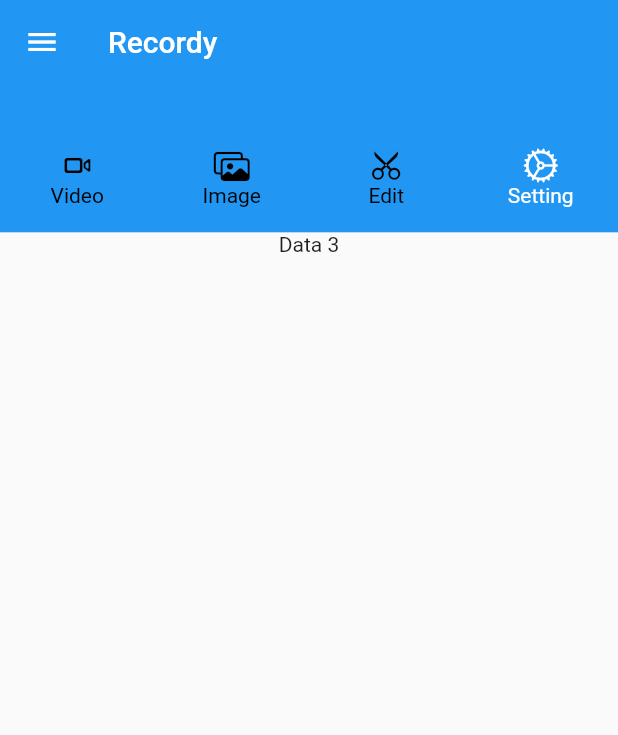
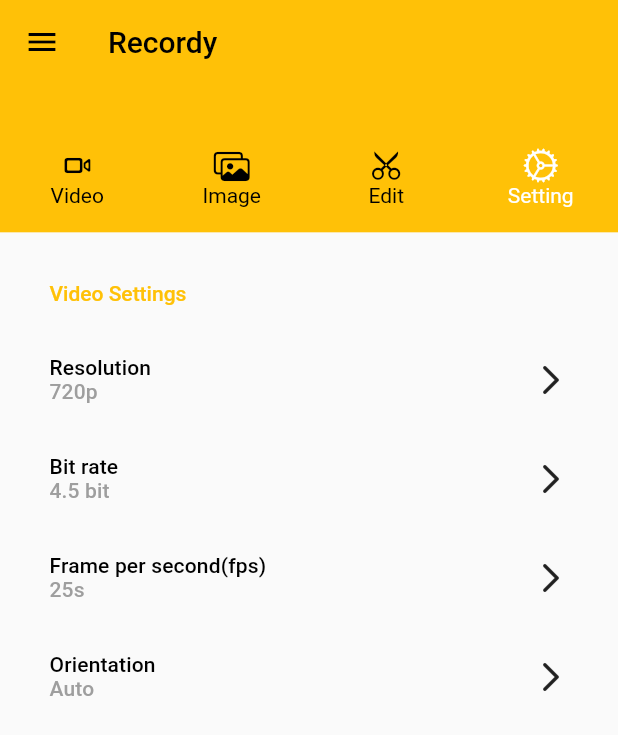
Before and after one commit to armagangok/recordy, a Flutter app: the screen it shows after launch, after a tap on "Image", after a tap on "Edit", after a tap on "Setting", on a phone screen of 412 x 824 dp. Shown: the top 735 px of the screen. Run offline on Flutter 3.47's test engine with Material 2 defaults, Android fonts, the phone set to English and light mode, and no system bars; drawn by our look-alikes of auto_size_text; our stand-ins replace easy_localization, get.

Commit message:
setting view added

```diff
--- a/lib/main.dart
+++ b/lib/main.dart
@@ -16,7 +16,7 @@
       localizationsDelegates: context.localizationDelegates,
       locale: context.locale,
       debugShowCheckedModeBanner: false,
-      theme: ThemeData(primarySwatch: Colors.blue),
+      theme: ThemeData(primarySwatch: Colors.amber),
       home:  HomeView(),
     );
   }
--- a/lib/view/home/home_view.dart
+++ b/lib/view/home/home_view.dart
@@ -4,6 +4,7 @@
 import 'package:flutter/material.dart';
 import 'package:get/get_state_manager/get_state_manager.dart';
 import 'package:get/instance_manager.dart';
+import 'package:recordy/view/setting/setting_view.dart';
 
 import './components/drawer_widget.dart';
 import './controller/tab_controller.dart';
@@ -17,6 +18,7 @@
 
   @override
   Widget build(BuildContext context) {
+    final height = context.height(1);
     return Scaffold(
       drawer: const DrawerWidget(),
       appBar: AppBar(
@@ -29,7 +31,7 @@
       body: Column(
         children: [
           Container(
-            color: Colors.blue,
+            color: context.primaryColor,
             height: context.height(0.12),
             width: context.height(1),
             child: Row(
@@ -39,38 +41,30 @@
                 createExpandedItem(
                   CupertinoIcons.video_camera,
                   LocaleKeys.video.tr(),
-                  context,
+                  height,
                   0,
-                  () {
-                    tabBarController.changeIndex(0);
-                  },
+                  () => tabBarController.changeIndex(0),
                 ),
                 createExpandedItem(
                   CupertinoIcons.photo_on_rectangle,
                   LocaleKeys.image.tr(),
-                  context,
+                  height,
                   1,
-                  () {
-                    tabBarController.changeIndex(1);
-                  },
+                  () => tabBarController.changeIndex(1),
                 ),
                 createExpandedItem(
                   CupertinoIcons.scissors_alt,
                   LocaleKeys.edit.tr(),
-                  context,
+                  height,
                   2,
-                  () {
-                    tabBarController.changeIndex(2);
-                  },
+                  () => tabBarController.changeIndex(2),
                 ),
                 createExpandedItem(
                   CupertinoIcons.settings,
                   LocaleKeys.setting.tr(),
-                  context,
+                  height,
                   3,
-                  () {
-                    tabBarController.changeIndex(3);
-                  },
+                  () => tabBarController.changeIndex(3),
                 ),
               ],
             ),
@@ -91,7 +85,7 @@
                         ? const Text("Data 2")
                         : const SizedBox(),
                     tabBarController.currentIndex.value == 3
-                        ? const Text("Data 3")
+                        ? const SettingView()
                         : const SizedBox(),
                   ],
                 );
@@ -108,7 +102,7 @@
   Widget createExpandedItem(
     IconData icon,
     String text,
-    BuildContext context,
+    double height,
     int clickedNumber,
     final Function onTap,
   ) {
@@ -116,8 +110,8 @@
       child: InkWell(
         onTap: () => onTap(),
         child: Container(
-          height: context.height(0.08),
-          color: Colors.blue,
+          height: height * 0.08,
+          color: Colors.amber,
           child: Obx(
             () {
               return Column(
@@ -140,13 +134,6 @@
                               : Colors.black,
                     ),
                   ),
-                  // clickedNumber == tabBarController.currentIndex.value
-                  //     ? Container(
-                  //         width: context.width(0.15),
-                  //         height: 2,
-                  //         color: Colors.white,
-                  //       )
-                  //     : const Center(),
                 ],
               );
             },
--- /dev/null
+++ b/lib/view/setting/components/setting_item.dart
@@ -0,0 +1,50 @@
+import 'package:flutter/material.dart';
+
+import '../../../core/extension/context_extension.dart';
+
+class SettingItem extends StatelessWidget {
+  final String text;
+  final Widget icon;
+  final Function onPressed;
+  final String data;
+
+  const SettingItem({
+    Key? key,
+    required this.text,
+    this.icon = const Icon(Icons.arrow_forward_ios_rounded),
+    required this.onPressed,
+    required this.data,
+  }) : super(key: key);
+
+  @override
+  Widget build(BuildContext context) {
+    return InkWell(
+      onTap: () => onPressed(),
+      child: Row(
+        mainAxisAlignment: MainAxisAlignment.spaceBetween,
+        children: [
+          SizedBox(
+            height: context.height(0.08),
+            child: Column(
+              mainAxisAlignment: MainAxisAlignment.center,
+              crossAxisAlignment: CrossAxisAlignment.start,
+              children: [
+                Text(
+                  text,
+                  style: context.textTheme.titleSmall,
+                ),
+                Text(
+                  data,
+                  style: context.textTheme.subtitle2!.copyWith(
+                    color: Colors.grey,
+                  ),
+                ),
+              ],
+            ),
+          ),
+          icon,
+        ],
+      ),
+    );
+  }
+}
--- a/lib/view/setting/setting_view.dart
+++ b/lib/view/setting/setting_view.dart
@@ -0,0 +1,62 @@
+import 'package:easy_localization/easy_localization.dart';
+import 'package:flutter/cupertino.dart';
+import 'package:flutter/material.dart';
+import 'package:recordy/feature/lang/locale_keys.g.dart';
+
+import './components/setting_item.dart';
+import '../../core/extension/context_extension.dart';
+
+class SettingView extends StatelessWidget {
+  const SettingView({Key? key}) : super(key: key);
+
+  @override
+  Widget build(BuildContext context) {
+    return Padding(
+      padding: EdgeInsets.symmetric(
+        horizontal: context.width(0.08),
+        vertical: context.width(0.08),
+      ),
+      child: Column(
+        mainAxisAlignment: MainAxisAlignment.spaceBetween,
+        crossAxisAlignment: CrossAxisAlignment.start,
+        children: [
+          Text(
+            LocaleKeys.videoSetting.tr(),
+            style: context.textTheme.bodyText1!.copyWith(
+              color: context.primaryColor,
+            ),
+          ),
+          SizedBox(
+            height: context.height(0.02),
+          ),
+          ListView(
+            shrinkWrap: true,
+            physics: const ClampingScrollPhysics(),
+            children: [
+              SettingItem(
+                text: LocaleKeys.resolution.tr(),
+                data: "720p",
+                onPressed: () {},
+              ),
+              SettingItem(
+                text: LocaleKeys.bitRate.tr(),
+                data: "4.5 bit",
+                onPressed: () {},
+              ),
+              SettingItem(
+                text: LocaleKeys.fps.tr(),
+                data: "25s",
+                onPressed: () {},
+              ),
+              SettingItem(
+                text: LocaleKeys.orientation.tr(),
+                data: "Auto",
+                onPressed: () {},
+              )
+            ],
+          ),
+        ],
+      ),
+    );
+  }
+}
```
Also changed, not shown: lib/view/home/home_view2.dart (+93 -93 lines).
